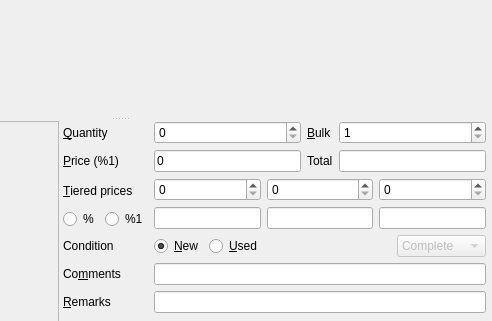
The window that src/additemdialog.ui (rgriebl/brickstore) describes before a commit, drawn with Qt 5; both pictures show x 253 to 745 and y 0 to 321 of the 745 by 580 pixel window.
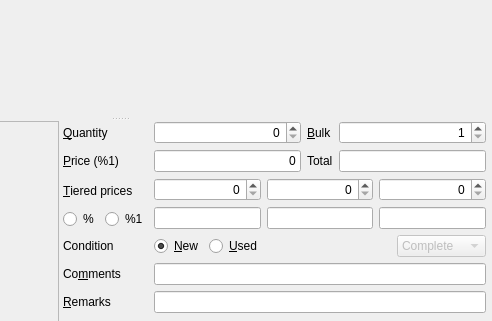
The same window after the commit. Icons and pictures are not drawn. Custom widgets are drawn as their Qt base class.

Commit message:
To be consistent, right-align all number fields
Also fixed resizing artefacts when restoring the BrickStore default layout.

Closes: #29
Closes: #122

Patch:
```diff
--- a/src/additemdialog.ui
+++ b/src/additemdialog.ui
@@ -92,6 +92,9 @@
        <layout class="QGridLayout">
         <item row="0" column="3">
          <widget class="QSpinBox" name="w_bulk">
+          <property name="alignment">
+           <set>Qt::AlignRight|Qt::AlignTrailing|Qt::AlignVCenter</set>
+          </property>
           <property name="minimum">
            <number>1</number>
           </property>
@@ -151,6 +154,9 @@
         </item>
         <item row="0" column="1">
          <widget class="QSpinBox" name="w_qty">
+          <property name="alignment">
+           <set>Qt::AlignRight|Qt::AlignTrailing|Qt::AlignVCenter</set>
+          </property>
           <property name="maximum">
            <number>2000000000</number>
           </property>
@@ -191,6 +197,9 @@
           <property name="text">
            <string notr="true">0</string>
           </property>
+          <property name="alignment">
+           <set>Qt::AlignRight|Qt::AlignTrailing|Qt::AlignVCenter</set>
+          </property>
          </widget>
         </item>
         <item row="2" column="0">
@@ -216,13 +225,25 @@
         <item row="2" column="1" rowspan="2" colspan="3">
          <layout class="QGridLayout">
           <item row="0" column="0">
-           <widget class="QSpinBox" name="w_tier_qty_0"/>
+           <widget class="QSpinBox" name="w_tier_qty_0">
+            <property name="alignment">
+             <set>Qt::AlignRight|Qt::AlignTrailing|Qt::AlignVCenter</set>
+            </property>
+           </widget>
           </item>
           <item row="0" column="1">
-           <widget class="QSpinBox" name="w_tier_qty_1"/>
+           <widget class="QSpinBox" name="w_tier_qty_1">
+            <property name="alignment">
+             <set>Qt::AlignRight|Qt::AlignTrailing|Qt::AlignVCenter</set>
+            </property>
+           </widget>
           </item>
           <item row="0" column="2">
-           <widget class="QSpinBox" name="w_tier_qty_2"/>
+           <widget class="QSpinBox" name="w_tier_qty_2">
+            <property name="alignment">
+             <set>Qt::AlignRight|Qt::AlignTrailing|Qt::AlignVCenter</set>
+            </property>
+           </widget>
           </item>
           <item row="1" column="0">
            <widget class="QLineEdit" name="w_tier_price_0"/>
```
Left out of the diff: 21 changed lines with no effect on the pictures. The commit also changes 3 other files.
